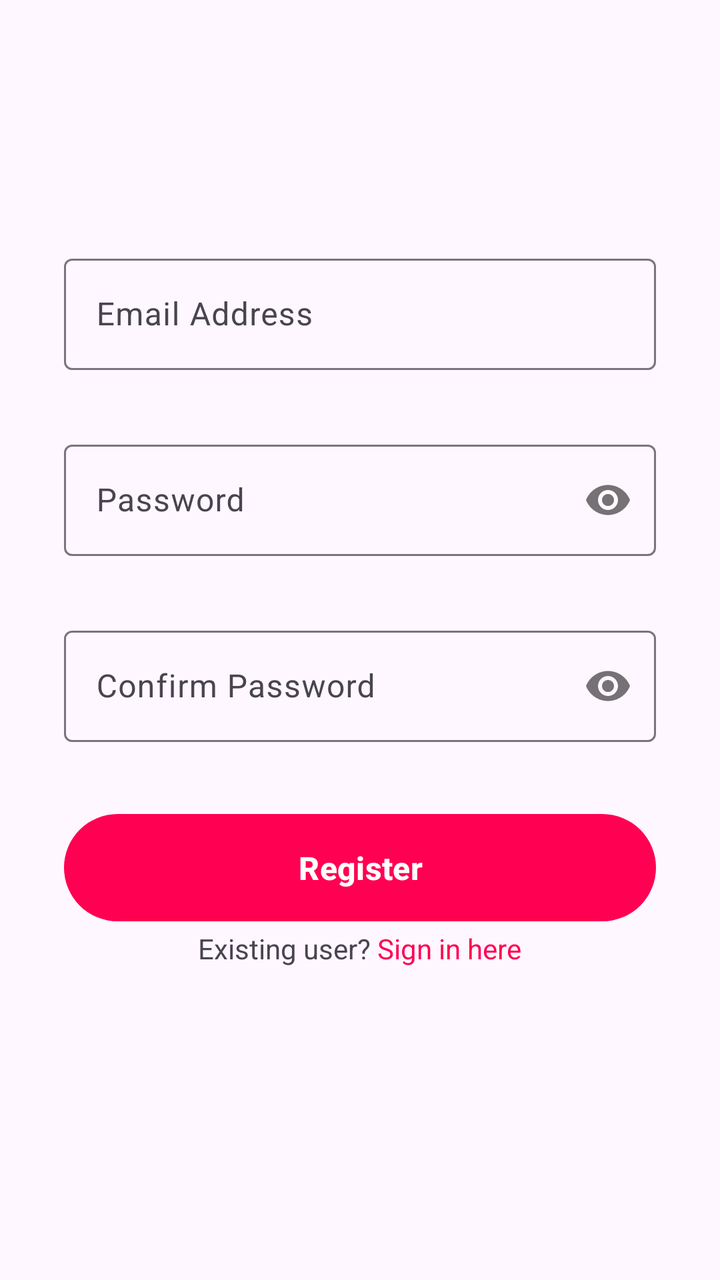
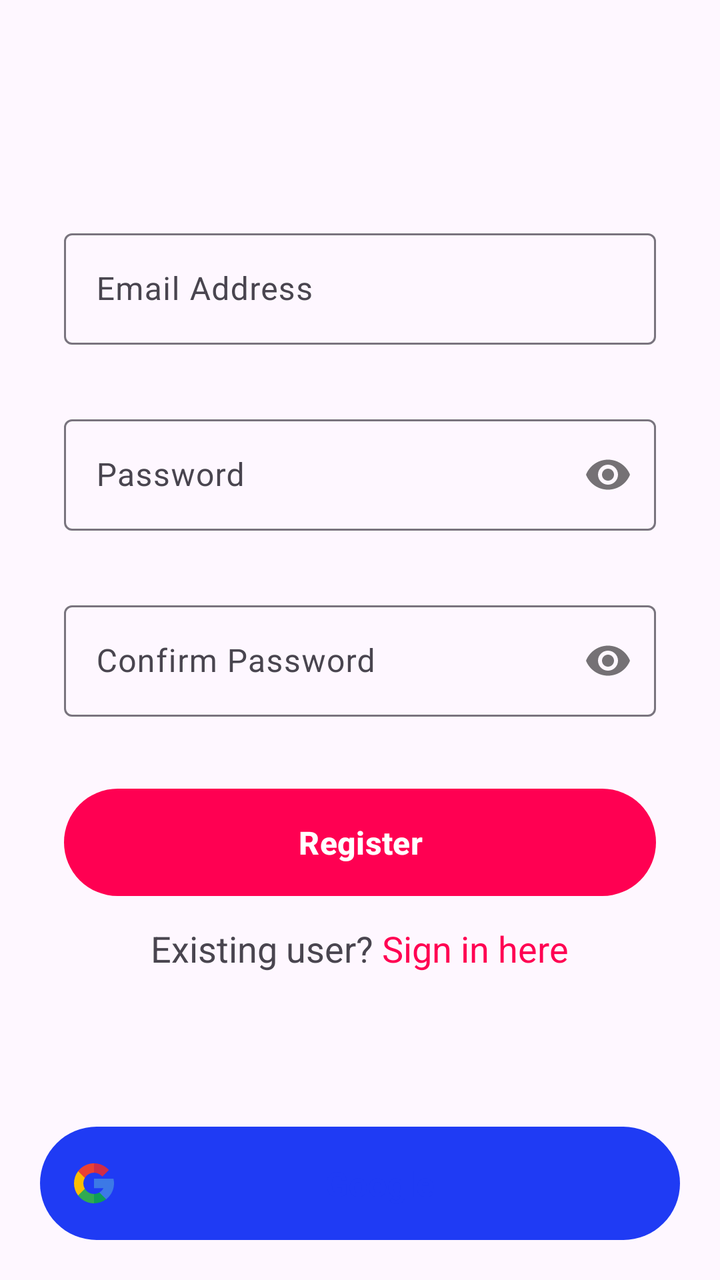

An Android layout rendered at two revisions. The XML below is the earlier revision; the diff shows what the commit changed to produce the second picture.
<!-- AndroidManifest.xml: application theme Theme.You4me -->
<!-- res/layout/fragment_registration.xml -->
<?xml version="1.0" encoding="utf-8"?>
<LinearLayout xmlns:android="http://schemas.android.com/apk/res/android"
    xmlns:app="http://schemas.android.com/apk/res-auto"
    xmlns:tools="http://schemas.android.com/tools"
    android:layout_width="match_parent"
    android:layout_height="match_parent"
    android:gravity="center"
    android:orientation="vertical"
    android:padding="32dp"
    tools:context=".ui.authentication.RegistrationFragment">

    <com.google.android.material.textfield.TextInputLayout
        android:id="@+id/email_lyt"
        android:layout_width="match_parent"
        android:layout_height="wrap_content"
        android:hint="@string/email_address">

        <com.google.android.material.textfield.TextInputEditText
            android:id="@+id/email"
            android:layout_width="match_parent"
            android:layout_height="match_parent"
            android:inputType="textEmailAddress" />
    </com.google.android.material.textfield.TextInputLayout>

    <com.google.android.material.textfield.TextInputLayout
        android:id="@+id/password_lyt"
        android:layout_width="match_parent"
        android:layout_height="wrap_content"
        android:layout_marginTop="32dp"
        android:hint="@string/password"
        app:passwordToggleEnabled="true">

        <com.google.android.material.textfield.TextInputEditText
            android:id="@+id/password"
            android:layout_width="match_parent"
            android:layout_height="match_parent"
            android:inputType="textPassword" />
    </com.google.android.material.textfield.TextInputLayout>

    <com.google.android.material.textfield.TextInputLayout
        android:id="@+id/confirm_password_lyt"
        android:layout_width="match_parent"
        android:layout_height="wrap_content"
        android:layout_marginTop="32dp"
        android:hint="@string/confirm_password"
        app:passwordToggleEnabled="true">

        <com.google.android.material.textfield.TextInputEditText
            android:id="@+id/confirm_password"
            android:layout_width="match_parent"
            android:layout_height="match_parent"
            android:inputType="textPassword" />
    </com.google.android.material.textfield.TextInputLayout>

    <com.google.android.material.button.MaterialButton
        android:id="@+id/sign_up_btn"
        android:layout_width="match_parent"
        android:layout_height="wrap_content"
        android:layout_marginTop="32dp"
        android:padding="16dp"
        android:text="@string/register"
        android:textSize="16sp"
        android:textStyle="bold" />












    <com.google.android.material.progressindicator.CircularProgressIndicator
        android:id="@+id/progress_circular"
        style="@style/Widget.Material3.CircularProgressIndicator.Medium"
        android:layout_width="wrap_content"
        android:layout_height="wrap_content"
        android:layout_marginTop="32dp"
        android:layout_marginBottom="4dp"
        android:indeterminate="true"
        android:visibility="gone" />

    <TextView
        android:id="@+id/login"
        android:layout_width="wrap_content"
        android:layout_height="wrap_content"
        android:layout_gravity="center_horizontal"
        android:layout_marginBottom="32dp"
        android:text="@string/existing_user" />

</LinearLayout>
<!-- resources referenced by this layout -->
<resources>
  <string name="confirm_password">Confirm Password</string>
  <string name="email_address">Email Address</string>
  <string name="existing_user">Existing user? <font fgcolor="#ff0052">Sign in here</font></string>
  <string name="password">Password</string>
  <string name="register">Register</string>
  <style name="Theme.You4me" parent="Base.Theme.You4me" />
  <style name="Base.Theme.You4me" parent="Theme.Material3.Light.NoActionBar">
          
           <item name="colorPrimary">@color/primary_pink</item>
      </style>
  <color name="primary_pink">#ffff0052</color>
</resources>

<!-- the commit's change to res/layout/fragment_registration.xml (unified diff, before → after) -->
@@ -1,94 +1,119 @@
 <?xml version="1.0" encoding="utf-8"?>
-<LinearLayout xmlns:android="http://schemas.android.com/apk/res/android"
+<androidx.constraintlayout.widget.ConstraintLayout
+    xmlns:android="http://schemas.android.com/apk/res/android"
     xmlns:app="http://schemas.android.com/apk/res-auto"
     xmlns:tools="http://schemas.android.com/tools"
     android:layout_width="match_parent"
     android:layout_height="match_parent"
-    android:gravity="center"
-    android:orientation="vertical"
-    android:padding="32dp"
     tools:context=".ui.authentication.RegistrationFragment">
 
-    <com.google.android.material.textfield.TextInputLayout
-        android:id="@+id/email_lyt"
+    <LinearLayout
+        android:layout_width="match_parent"
+        android:layout_height="match_parent"
+        android:gravity="center"
+        android:orientation="vertical"
+        android:padding="32dp">
+
+        <com.google.android.material.textfield.TextInputLayout
+            android:id="@+id/email_lyt"
+            android:layout_width="match_parent"
+            android:layout_height="wrap_content"
+            android:hint="@string/email_address">
+
+            <com.google.android.material.textfield.TextInputEditText
+                android:id="@+id/email"
+                android:layout_width="match_parent"
+                android:layout_height="match_parent"
+                android:inputType="textEmailAddress" />
+        </com.google.android.material.textfield.TextInputLayout>
+
+        <com.google.android.material.textfield.TextInputLayout
+            android:id="@+id/password_lyt"
+            android:layout_width="match_parent"
+            android:layout_height="wrap_content"
+            android:layout_marginTop="32dp"
+            android:hint="@string/password"
+            app:passwordToggleEnabled="true">
+
+            <com.google.android.material.textfield.TextInputEditText
+                android:id="@+id/password"
+                android:layout_width="match_parent"
+                android:layout_height="match_parent"
+                android:inputType="textPassword" />
+        </com.google.android.material.textfield.TextInputLayout>
+
+        <com.google.android.material.textfield.TextInputLayout
+            android:id="@+id/confirm_password_lyt"
+            android:layout_width="match_parent"
+            android:layout_height="wrap_content"
+            android:layout_marginTop="32dp"
+            android:hint="@string/confirm_password"
+            app:passwordToggleEnabled="true">
+
+            <com.google.android.material.textfield.TextInputEditText
+                android:id="@+id/confirm_password"
+                android:layout_width="match_parent"
+                android:layout_height="match_parent"
+                android:inputType="textPassword" />
+        </com.google.android.material.textfield.TextInputLayout>
+
+        <com.google.android.material.button.MaterialButton
+            android:id="@+id/sign_up_btn"
+            android:layout_width="match_parent"
+            android:layout_height="wrap_content"
+            android:layout_marginTop="32dp"
+            android:padding="16dp"
+            android:text="@string/register"
+            android:textSize="16sp"
+            android:textStyle="bold" />
+
+        
+        
+        
+        
+        
+        
+        
+        
+        
+        
+
+        <com.google.android.material.progressindicator.CircularProgressIndicator
+            android:id="@+id/progress_circular"
+            style="@style/Widget.Material3.CircularProgressIndicator.Medium"
+            android:layout_width="wrap_content"
+            android:layout_height="wrap_content"
+            android:layout_marginTop="32dp"
+            android:layout_marginBottom="4dp"
+            android:indeterminate="true"
+            android:visibility="gone" />
+
+        <TextView
+            android:id="@+id/login"
+            android:layout_width="wrap_content"
+            android:layout_height="wrap_content"
+            android:padding="10dp"
+            android:textSize="18sp"
+            android:layout_gravity="center_horizontal"
+            android:layout_marginBottom="32dp"
+            android:text="@string/existing_user" />
+
+    </LinearLayout>
+
+    <TextView
+        android:id="@+id/googleTv"
         android:layout_width="match_parent"
         android:layout_height="wrap_content"
-        android:hint="@string/email_address">
+        android:layout_margin="@dimen/margin_20dp"
+        android:padding="@dimen/padding_17dp"
+        android:background="@drawable/rectangle_box_button_google"
+        android:gravity="center"
+        android:text="Google"
+        android:textColor="@color/blue"
+        android:textSize="17sp"
+        android:textStyle="bold"
+        app:drawableStartCompat="@drawable/google_icon"
+        app:layout_constraintBottom_toBottomOf="parent"
+        app:layout_constraintStart_toStartOf="parent" />
 
-        <com.google.android.material.textfield.TextInputEditText
-            android:id="@+id/email"
-            android:layout_width="match_parent"
-            android:layout_height="match_parent"
-            android:inputType="textEmailAddress" />
-    </com.google.android.material.textfield.TextInputLayout>
-
-    <com.google.android.material.textfield.TextInputLayout
-        android:id="@+id/password_lyt"
-        android:layout_width="match_parent"
-        android:layout_height="wrap_content"
-        android:layout_marginTop="32dp"
-        android:hint="@string/password"
-        app:passwordToggleEnabled="true">
-
-        <com.google.android.material.textfield.TextInputEditText
-            android:id="@+id/password"
-            android:layout_width="match_parent"
-            android:layout_height="match_parent"
-            android:inputType="textPassword" />
-    </com.google.android.material.textfield.TextInputLayout>
-
-    <com.google.android.material.textfield.TextInputLayout
-        android:id="@+id/confirm_password_lyt"
-        android:layout_width="match_parent"
-        android:layout_height="wrap_content"
-        android:layout_marginTop="32dp"
-        android:hint="@string/confirm_password"
-        app:passwordToggleEnabled="true">
-
-        <com.google.android.material.textfield.TextInputEditText
-            android:id="@+id/confirm_password"
-            android:layout_width="match_parent"
-            android:layout_height="match_parent"
-            android:inputType="textPassword" />
-    </com.google.android.material.textfield.TextInputLayout>
-
-    <com.google.android.material.button.MaterialButton
-        android:id="@+id/sign_up_btn"
-        android:layout_width="match_parent"
-        android:layout_height="wrap_content"
-        android:layout_marginTop="32dp"
-        android:padding="16dp"
-        android:text="@string/register"
-        android:textSize="16sp"
-        android:textStyle="bold" />
-
-
-
-
-
-
-
-
-
-
-
-
-    <com.google.android.material.progressindicator.CircularProgressIndicator
-        android:id="@+id/progress_circular"
-        style="@style/Widget.Material3.CircularProgressIndicator.Medium"
-        android:layout_width="wrap_content"
-        android:layout_height="wrap_content"
-        android:layout_marginTop="32dp"
-        android:layout_marginBottom="4dp"
-        android:indeterminate="true"
-        android:visibility="gone" />
-
-    <TextView
-        android:id="@+id/login"
-        android:layout_width="wrap_content"
-        android:layout_height="wrap_content"
-        android:layout_gravity="center_horizontal"
-        android:layout_marginBottom="32dp"
-        android:text="@string/existing_user" />
-
-</LinearLayout>
+</androidx.constraintlayout.widget.ConstraintLayout>
<!-- resource entries referenced after the edit -->
@@ -1,5 +1,43 @@
 <!-- resources referenced by this layout -->
 <resources>
+  <color name="blue">#1F3BF4</color>
+  <dimen name="margin_20dp">20dp</dimen>
+  <dimen name="padding_17dp">17dp</dimen>
+  <!-- drawable google_icon (drawable) -->
+  <vector xmlns:android="http://schemas.android.com/apk/res/android"
+      android:width="20dp"
+      android:height="20dp"
+      android:viewportWidth="512"
+      android:viewportHeight="512">
+    <path
+        android:pathData="m120,256c0,-25.367 6.989,-49.13 19.131,-69.477v-86.308h-86.308c-34.255,44.488 -52.823,98.707 -52.823,155.785s18.568,111.297 52.823,155.785h86.308v-86.308c-12.142,-20.347 -19.131,-44.11 -19.131,-69.477z"
+        android:fillColor="#fbbd00"/>
+    <path
+        android:pathData="m256,392 l-60,60 60,60c57.079,0 111.297,-18.568 155.785,-52.823v-86.216h-86.216c-20.525,12.186 -44.388,19.039 -69.569,19.039z"
+        android:fillColor="#0f9d58"/>
+    <path
+        android:pathData="m139.131,325.477 l-86.308,86.308c6.782,8.808 14.167,17.243 22.158,25.235 48.352,48.351 112.639,74.98 181.019,74.98v-120c-49.624,0 -93.117,-26.72 -116.869,-66.523z"
+        android:fillColor="#31aa52"/>
+    <path
+        android:pathData="m512,256c0,-15.575 -1.41,-31.179 -4.192,-46.377l-2.251,-12.299h-249.557v120h121.452c-11.794,23.461 -29.928,42.602 -51.884,55.638l86.216,86.216c8.808,-6.782 17.243,-14.167 25.235,-22.158 48.352,-48.353 74.981,-112.64 74.981,-181.02z"
+        android:fillColor="#3c79e6"/>
+    <path
+        android:pathData="m352.167,159.833 l10.606,10.606 84.853,-84.852 -10.606,-10.606c-48.352,-48.352 -112.639,-74.981 -181.02,-74.981l-60,60 60,60c36.326,0 70.479,14.146 96.167,39.833z"
+        android:fillColor="#cf2d48"/>
+    <path
+        android:pathData="m256,120v-120c-68.38,0 -132.667,26.629 -181.02,74.98 -7.991,7.991 -15.376,16.426 -22.158,25.235l86.308,86.308c23.753,-39.803 67.246,-66.523 116.87,-66.523z"
+        android:fillColor="#eb4132"/>
+  </vector>
+  <!-- drawable rectangle_box_button_google (drawable) -->
+  <?xml version="1.0" encoding="UTF-8"?>
+  <shape xmlns:android="http://schemas.android.com/apk/res/android" android:id="@+id/listview_background_shape">
+      <padding android:left="2dp"
+          android:top="2dp"
+          android:right="2dp"
+          android:bottom="2dp" />
+      <corners android:radius="50dp" />
+      <solid android:color="@color/blue" />
+  </shape>
   <string name="confirm_password">Confirm Password</string>
   <string name="email_address">Email Address</string>
   <string name="existing_user">Existing user? <font fgcolor="#ff0052">Sign in here</font></string>
